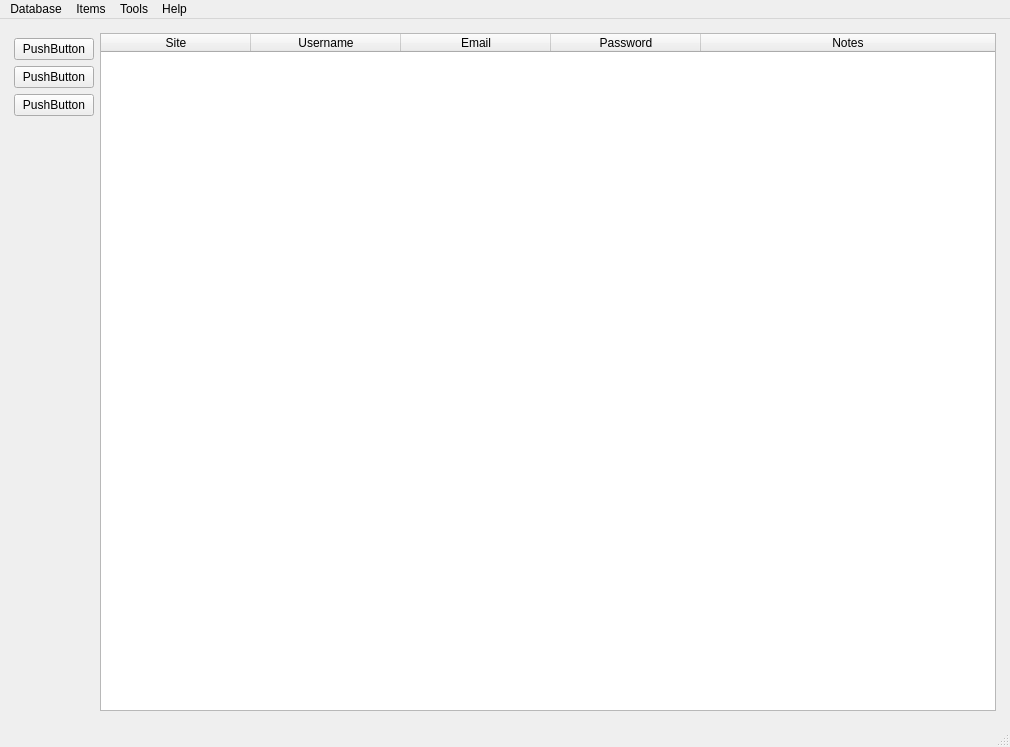
Old version of the form pastword.ui in the repository GeorgeHoneywood/pastword.
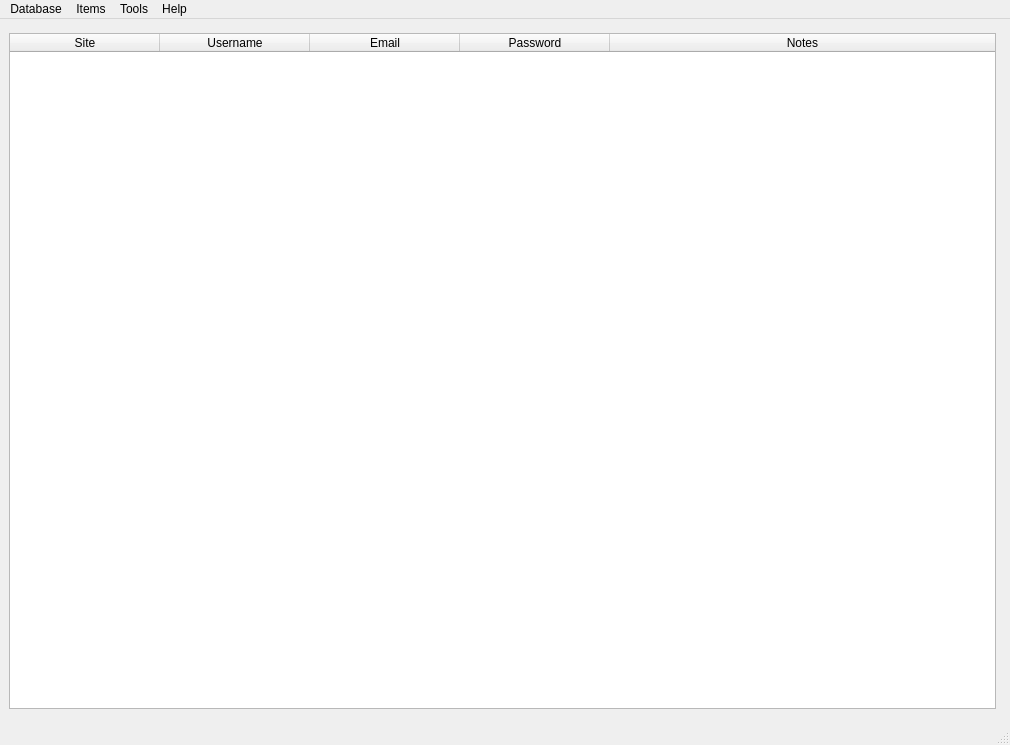
New version of the form.

What changed in the file:
```diff
--- a/pastword.ui
+++ b/pastword.ui
@@ -10,7 +10,7 @@
     <x>0</x>
     <y>0</y>
     <width>1010</width>
-    <height>747</height>
+    <height>745</height>
    </rect>
   </property>
   <property name="windowTitle">
@@ -41,59 +41,6 @@
       <property name="bottomMargin">
        <number>5</number>
       </property>
-      <item>
-       <layout class="QVBoxLayout" name="verticalLayout_2">
-        <property name="sizeConstraint">
-         <enum>QLayout::SetMaximumSize</enum>
-        </property>
-        <property name="leftMargin">
-         <number>5</number>
-        </property>
-        <property name="topMargin">
-         <number>5</number>
-        </property>
-        <property name="rightMargin">
-         <number>0</number>
-        </property>
-        <property name="bottomMargin">
-         <number>5</number>
-        </property>
-        <item alignment="Qt::AlignHCenter|Qt::AlignVCenter">
-         <widget class="QPushButton" name="pushButton_2">
-          <property name="text">
-           <string>PushButton</string>
-          </property>
-         </widget>
-        </item>
-        <item alignment="Qt::AlignTop">
-         <widget class="QPushButton" name="pushButton_3">
-          <property name="text">
-           <string>PushButton</string>
-          </property>
-         </widget>
-        </item>
-        <item>
-         <widget class="QPushButton" name="pushButton">
-          <property name="text">
-           <string>PushButton</string>
-          </property>
-         </widget>
-        </item>
-        <item>
-         <spacer name="verticalSpacer">
-          <property name="orientation">
-           <enum>Qt::Vertical</enum>
-          </property>
-          <property name="sizeHint" stdset="0">
-           <size>
-            <width>20</width>
-            <height>40</height>
-           </size>
-          </property>
-         </spacer>
-        </item>
-       </layout>
-      </item>
       <item>
        <widget class="QTableWidget" name="loginTable">
         <property name="minimumSize">
```
Left out of the diff: 8 changed lines with no effect on the pictures.
